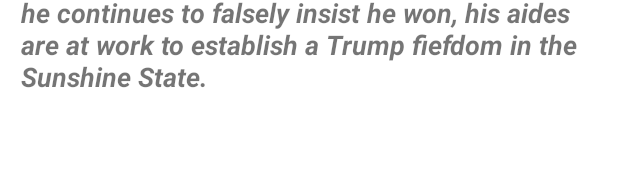
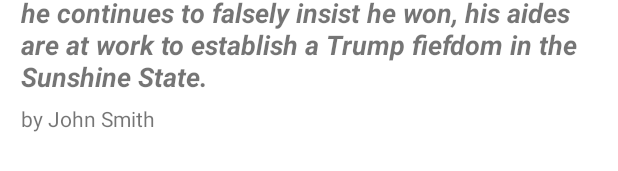
Before and after one commit to sdfgsdfgd/nineApp, an Android app: the layout asset_item_portrait.xml on its own in the app's theme, with its tools: preview values and no code run, on a phone screen of 412 x 824 dp. Shown: the part 789-960 px from the top of the screen. Run offline under Robolectric (Android 15) with nearby library versions, the phone set to English and light mode, and no system bars; network calls fail.

Commit message:
Add byLine as well

```diff
--- a/app/src/main/res/layout/asset_item_portrait.xml
+++ b/app/src/main/res/layout/asset_item_portrait.xml
@@ -75,18 +75,29 @@
                 tools:src="@drawable/ic_launcher_background" />
 
             <TextView
-                android:id="@+id/newsHeadline"
+                android:id="@+id/newsAbstract"
                 android:layout_width="0dp"
                 android:layout_height="wrap_content"
                 android:layout_margin="6dp"
-                android:text="@{item.headline}"
-                android:textSize="18dp"
+                android:text="@{item.theAbstract}"
+                android:textSize="18sp"
                 android:textStyle="italic|bold"
                 app:layout_constraintEnd_toEndOf="parent"
                 app:layout_constraintStart_toStartOf="parent"
                 app:layout_constraintTop_toBottomOf="@id/newsImagePortrait"
                 tools:text="Even as the outgoing President broods over his second impeachment last week and the election he continues to falsely insist he won, his aides are at work to establish a Trump fiefdom in the Sunshine State." />
 
+            <TextView
+                android:id="@+id/byLine"
+                android:layout_width="0dp"
+                android:layout_height="wrap_content"
+                android:layout_margin="6dp"
+                android:text="@{item.byLine}"
+                android:textSize="14sp"
+                app:layout_constraintStart_toStartOf="parent"
+                app:layout_constraintTop_toBottomOf="@id/newsAbstract"
+                tools:text="by John Smith" />
+
         </androidx.constraintlayout.widget.ConstraintLayout>
 
     </ScrollView>
```
Also changed, not shown: app/src/main/res/layout/asset_item_landscape.xml (+12 -1 lines).
